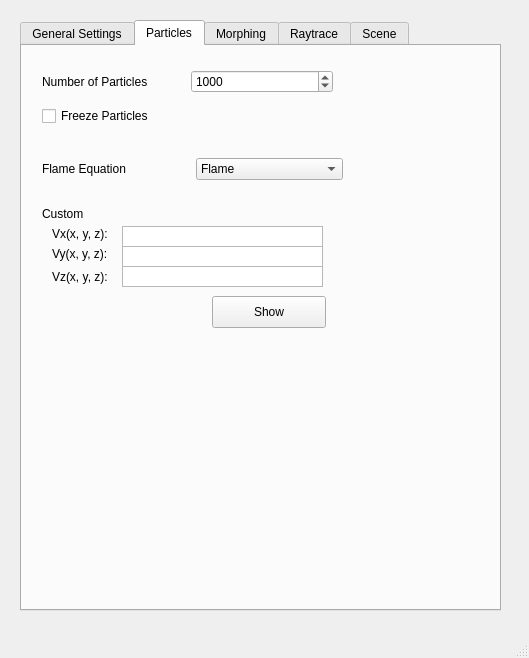
This is src/Qt/mainwindow.ui in UMLComputerGraphics/GraphicsProject as Qt 5 draws it before an edit. The edited form follows.
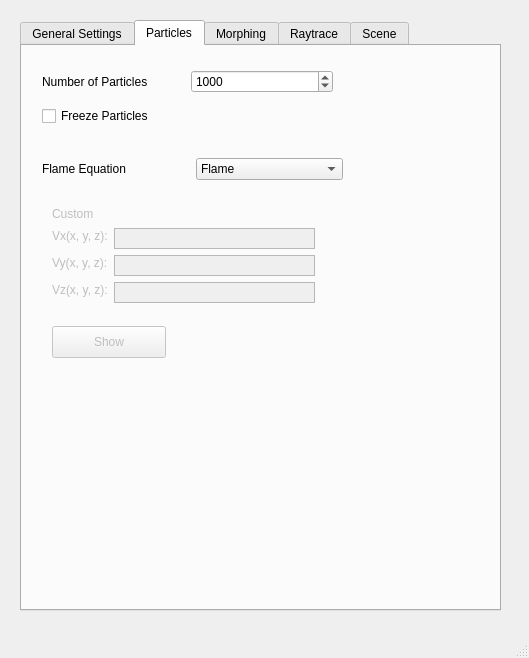
This is the edited form.

The edit to the form file:
```diff
--- a/src/Qt/mainwindow.ui
+++ b/src/Qt/mainwindow.ui
@@ -343,66 +343,145 @@
        </item>
       </layout>
      </widget>
-     <widget class="QLabel" name="customFunctionLabel">
+     <widget class="QWidget" name="">
       <property name="geometry">
        <rect>
-        <x>20</x>
+        <x>30</x>
         <y>160</y>
+        <width>291</width>
+        <height>152</height>
+       </rect>
+      </property>
+      <layout class="QVBoxLayout" name="verticalLayout_5">
+       <item>
+        <widget class="QLabel" name="customFunctionLabel">
+         <property name="enabled">
+          <bool>false</bool>
+         </property>
+         <property name="maximumSize">
+          <size>
         <width>62</width>
         <height>16</height>
-       </rect>
+          </size>
       </property>
       <property name="text">
        <string>Custom</string>
       </property>
      </widget>
+       </item>
+       <item>
+        <layout class="QFormLayout" name="formLayout">
+         <property name="fieldGrowthPolicy">
+          <enum>QFormLayout::FieldsStayAtSizeHint</enum>
+         </property>
+         <item row="0" column="0">
      <widget class="QLabel" name="VxLabel">
-      <property name="geometry">
-       <rect>
-        <x>30</x>
-        <y>180</y>
+           <property name="enabled">
+            <bool>false</bool>
+           </property>
+           <property name="maximumSize">
+            <size>
         <width>71</width>
         <height>16</height>
-       </rect>
+            </size>
       </property>
       <property name="text">
        <string>Vx(x, y, z):</string>
       </property>
      </widget>
+         </item>
+         <item row="0" column="1">
+          <widget class="QPlainTextEdit" name="vxTextInput">
+           <property name="enabled">
+            <bool>false</bool>
+           </property>
+           <property name="sizePolicy">
+            <sizepolicy hsizetype="Fixed" vsizetype="Fixed">
+             <horstretch>0</horstretch>
+             <verstretch>0</verstretch>
+            </sizepolicy>
+           </property>
+           <property name="maximumSize">
+            <size>
+             <width>201</width>
+             <height>21</height>
+            </size>
+           </property>
+           <property name="verticalScrollBarPolicy">
+            <enum>Qt::ScrollBarAlwaysOff</enum>
+           </property>
+           <property name="horizontalScrollBarPolicy">
+            <enum>Qt::ScrollBarAlwaysOff</enum>
+           </property>
+           <property name="tabChangesFocus">
+            <bool>true</bool>
+           </property>
+          </widget>
+         </item>
+         <item row="1" column="0">
      <widget class="QLabel" name="VyLabel">
-      <property name="geometry">
-       <rect>
-        <x>30</x>
-        <y>200</y>
+           <property name="enabled">
+            <bool>false</bool>
+           </property>
+           <property name="maximumSize">
+            <size>
         <width>71</width>
         <height>16</height>
-       </rect>
+            </size>
       </property>
       <property name="text">
        <string>Vy(x, y, z):</string>
       </property>
      </widget>
+         </item>
+         <item row="1" column="1">
+          <widget class="QPlainTextEdit" name="vyTextInput">
+           <property name="enabled">
+            <bool>false</bool>
+           </property>
+           <property name="sizePolicy">
+            <sizepolicy hsizetype="Fixed" vsizetype="Fixed">
+             <horstretch>0</horstretch>
+             <verstretch>0</verstretch>
+            </sizepolicy>
+           </property>
+           <property name="maximumSize">
+            <size>
+             <width>201</width>
+             <height>21</height>
+            </size>
+           </property>
+           <property name="verticalScrollBarPolicy">
+            <enum>Qt::ScrollBarAlwaysOff</enum>
+           </property>
+           <property name="horizontalScrollBarPolicy">
+            <enum>Qt::ScrollBarAlwaysOff</enum>
+           </property>
+           <property name="tabChangesFocus">
+            <bool>true</bool>
+           </property>
+          </widget>
+         </item>
+         <item row="2" column="0">
      <widget class="QLabel" name="VzLabel">
-      <property name="geometry">
-       <rect>
-        <x>30</x>
-        <y>221</y>
+           <property name="enabled">
+            <bool>false</bool>
+           </property>
+           <property name="maximumSize">
+            <size>
         <width>71</width>
-        <height>20</height>
-       </rect>
+             <height>16</height>
+            </size>
       </property>
       <property name="text">
        <string>Vz(x, y, z):</string>
       </property>
      </widget>
+         </item>
+         <item row="2" column="1">
      <widget class="QPlainTextEdit" name="vzTextInput">
-      <property name="geometry">
-       <rect>
-        <x>100</x>
-        <y>220</y>
-        <width>201</width>
-        <height>21</height>
-       </rect>
+           <property name="enabled">
+            <bool>false</bool>
       </property>
       <property name="sizePolicy">
        <sizepolicy hsizetype="Fixed" vsizetype="Fixed">
@@ -410,31 +489,12 @@
         <verstretch>0</verstretch>
        </sizepolicy>
       </property>
-      <property name="verticalScrollBarPolicy">
-       <enum>Qt::ScrollBarAlwaysOff</enum>
-      </property>
-      <property name="horizontalScrollBarPolicy">
-       <enum>Qt::ScrollBarAlwaysOff</enum>
-      </property>
-      <property name="tabChangesFocus">
-       <bool>true</bool>
-      </property>
-     </widget>
-     <widget class="QPlainTextEdit" name="vyTextInput">
-      <property name="geometry">
-       <rect>
-        <x>100</x>
-        <y>200</y>
+           <property name="maximumSize">
+            <size>
         <width>201</width>
         <height>21</height>
-       </rect>
-      </property>
-      <property name="sizePolicy">
-       <sizepolicy hsizetype="Fixed" vsizetype="Fixed">
-        <horstretch>0</horstretch>
-        <verstretch>0</verstretch>
-       </sizepolicy>
-      </property>
+            </size>
+           </property>
       <property name="verticalScrollBarPolicy">
        <enum>Qt::ScrollBarAlwaysOff</enum>
       </property>
@@ -445,43 +505,26 @@
        <bool>true</bool>
       </property>
      </widget>
-     <widget class="QPlainTextEdit" name="vxTextInput">
-      <property name="geometry">
-       <rect>
-        <x>100</x>
-        <y>180</y>
-        <width>201</width>
-        <height>21</height>
-       </rect>
-      </property>
-      <property name="sizePolicy">
-       <sizepolicy hsizetype="Fixed" vsizetype="Fixed">
-        <horstretch>0</horstretch>
-        <verstretch>0</verstretch>
-       </sizepolicy>
-      </property>
-      <property name="verticalScrollBarPolicy">
-       <enum>Qt::ScrollBarAlwaysOff</enum>
-      </property>
-      <property name="horizontalScrollBarPolicy">
-       <enum>Qt::ScrollBarAlwaysOff</enum>
-      </property>
-      <property name="tabChangesFocus">
-       <bool>true</bool>
-      </property>
-     </widget>
-     <widget class="QPushButton" name="pushButton">
-      <property name="geometry">
-       <rect>
-        <x>190</x>
-        <y>250</y>
+         </item>
+        </layout>
+       </item>
+       <item>
+        <widget class="QPushButton" name="updateVectorFieldButton">
+         <property name="enabled">
+          <bool>false</bool>
+         </property>
+         <property name="maximumSize">
+          <size>
         <width>114</width>
         <height>32</height>
-       </rect>
+          </size>
       </property>
       <property name="text">
        <string>Show</string>
       </property>
+        </widget>
+       </item>
+      </layout>
      </widget>
     </widget>
     <widget class="QWidget" name="morphingTab">
```
Lines whose indentation alone changed are shown as unchanged.
